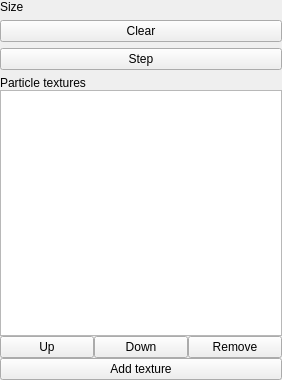
First picture: the form in applications/ParticlesEditor/src/SceneTab/ParticleFieldWidget.ui, repository AluminiumRat/mtt, before the edit.
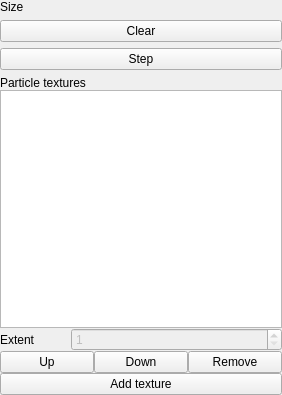
Second picture: the form after the edit.

Commit message: Texture tiling added to ParticleField.

The edit to the form file:
```diff
--- a/applications/ParticlesEditor/src/SceneTab/ParticleFieldWidget.ui
+++ b/applications/ParticlesEditor/src/SceneTab/ParticleFieldWidget.ui
@@ -7,7 +7,7 @@
     <x>0</x>
     <y>0</y>
     <width>282</width>
-    <height>380</height>
+    <height>395</height>
    </rect>
   </property>
   <property name="windowTitle">
@@ -81,6 +81,45 @@
      <item>
       <widget class="QListWidget" name="texturesList"/>
      </item>
+     <item>
+      <layout class="QHBoxLayout" name="horizontalLayout_2">
+       <property name="bottomMargin">
+        <number>0</number>
+       </property>
+       <item>
+        <widget class="QLabel" name="extentLabel">
+         <property name="sizePolicy">
+          <sizepolicy hsizetype="Preferred" vsizetype="Preferred">
+           <horstretch>1</horstretch>
+           <verstretch>0</verstretch>
+          </sizepolicy>
+         </property>
+         <property name="text">
+          <string>Extent</string>
+         </property>
+        </widget>
+       </item>
+       <item>
+        <widget class="QSpinBox" name="extentSpin">
+         <property name="enabled">
+          <bool>false</bool>
+         </property>
+         <property name="sizePolicy">
+          <sizepolicy hsizetype="Minimum" vsizetype="Fixed">
+           <horstretch>3</horstretch>
+           <verstretch>0</verstretch>
+          </sizepolicy>
+         </property>
+         <property name="minimum">
+          <number>1</number>
+         </property>
+         <property name="maximum">
+          <number>256</number>
+         </property>
+        </widget>
+       </item>
+      </layout>
+     </item>
      <item>
       <layout class="QHBoxLayout" name="horizontalLayout">
        <property name="spacing">
```
The commit also changes 19 other files.
